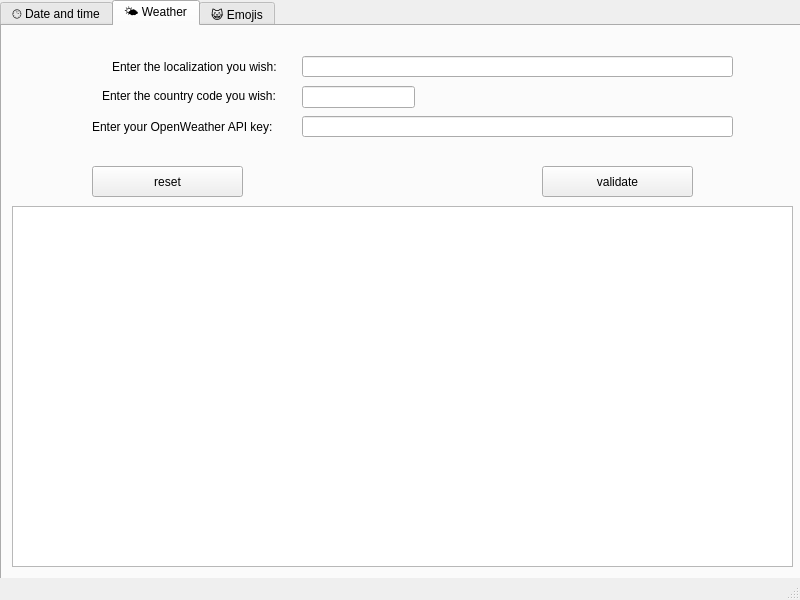
Above: maindesktopweadtwindow.ui from Vicken-Ghoubiguian/desktopWeaDTApp before the change. Below: the same form after it.
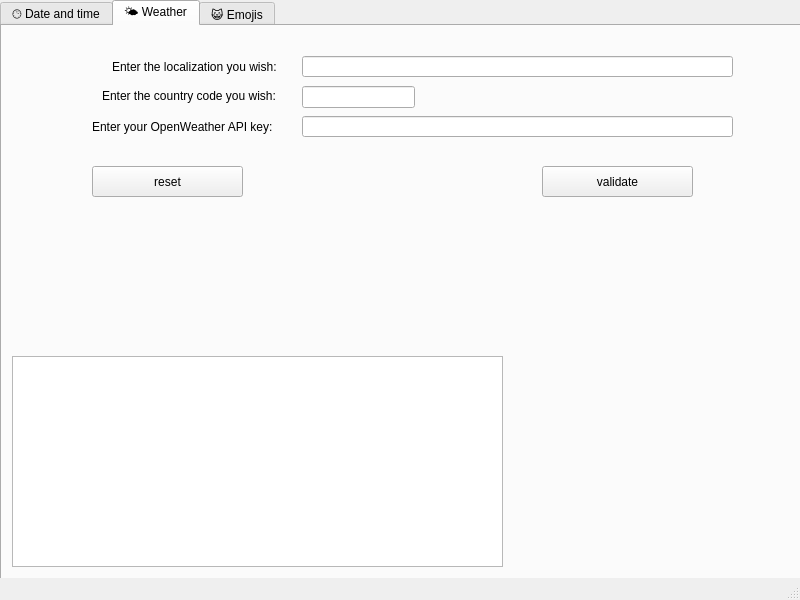
That is the form after the change. The open tabs and pages were chosen to show the change.

What changed in the file:
```diff
--- a/maindesktopweadtwindow.ui
+++ b/maindesktopweadtwindow.ui
@@ -111,9 +111,9 @@
       <property name="geometry">
        <rect>
         <x>10</x>
-        <y>180</y>
-        <width>781</width>
-        <height>361</height>
+        <y>330</y>
+        <width>491</width>
+        <height>211</height>
        </rect>
       </property>
      </widget>
```
